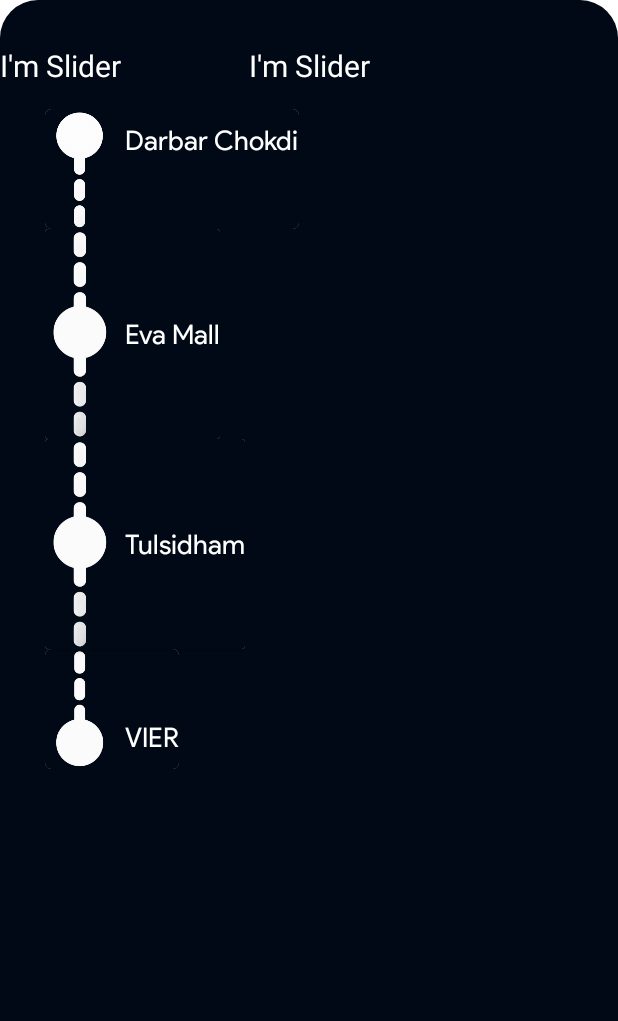
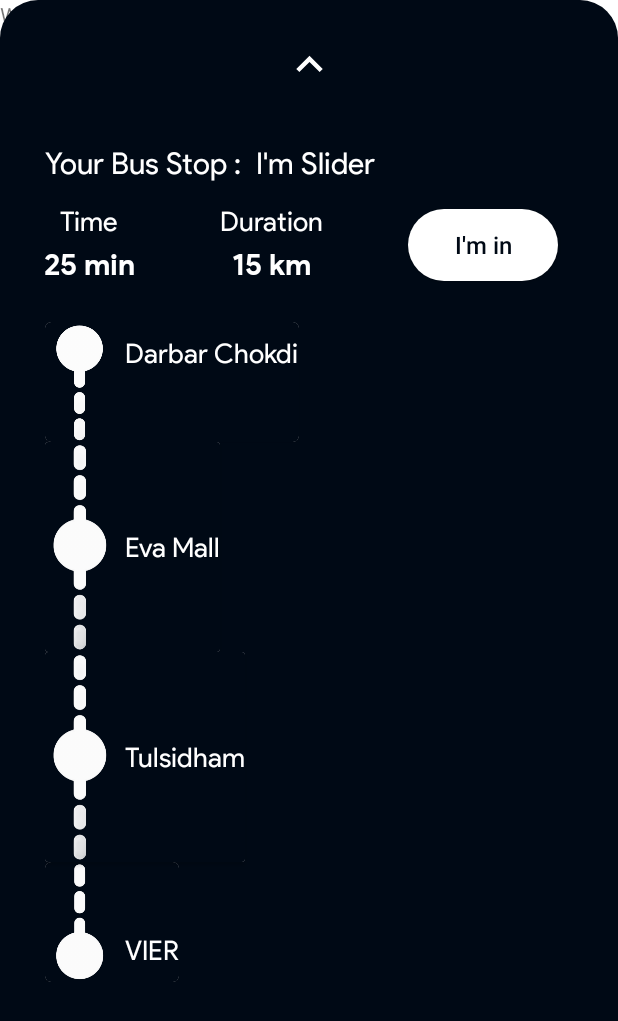
Before and after one commit to HRD-2000/WhereIsMyBus, an Android app: the MapsRoute screen opened directly, with no data from a screen before it, on a phone screen of 412 x 824 dp. Shown: the top 1021 px of the screen. Run offline under Robolectric (Android 15) with nearby library versions, the phone set to English and light mode, and no system bars; our stand-ins replace ButterKnife; plain views replace SlidingUpPanelLayout.

Commit message:
commit by deep

```diff
--- /dev/null
+++ b/app/src/main/res/drawable/ic_baseline_keyboard_arrow_up_24.xml
@@ -0,0 +1,5 @@
+<vector android:height="24dp" android:tint="#FFFFFF"
+    android:viewportHeight="24" android:viewportWidth="24"
+    android:width="24dp" xmlns:android="http://schemas.android.com/apk/res/android">
+    <path android:fillColor="@android:color/white" android:pathData="M7.41,15.41L12,10.83l4.59,4.58L18,14l-6,-6 -6,6z"/>
+</vector>
--- /dev/null
+++ b/app/src/main/res/drawable/slide_btn_bg.xml
@@ -0,0 +1,11 @@
+<?xml version="1.0" encoding="utf-8"?>
+<shape xmlns:android="http://schemas.android.com/apk/res/android"
+    android:shape="rectangle">
+
+    <solid android:color="@color/white"
+        />
+    <corners
+        android:radius="25dp"
+        />
+
+</shape>
--- a/app/src/main/res/layout/activity_maps_route.xml
+++ b/app/src/main/res/layout/activity_maps_route.xml
@@ -12,7 +12,7 @@
     sothree:umanoShadowHeight="4dp"
     tools:context=".MapsRoute">
 
-    <!--
+    <!--  -->
     <fragment
         android:id="@+id/map"
         android:name="com.google.android.gms.maps.SupportMapFragment"
@@ -21,41 +21,134 @@
         tools:context=".MapsActivity"
         tools:layout="@layout/activity_maps">
 
-    </fragment> -->
+    </fragment>
+
 
     <androidx.constraintlayout.widget.ConstraintLayout
         android:layout_width="match_parent"
         android:layout_height="match_parent"
         android:background="@drawable/slider_background">
 
+        <ImageView
+            android:id="@+id/up_site_hint"
+            android:layout_width="35dp"
+            android:layout_height="35dp"
+            android:layout_marginTop="25dp"
+            android:src="@drawable/ic_baseline_keyboard_arrow_up_24"
+            sothree:layout_constraintEnd_toEndOf="parent"
+            sothree:layout_constraintStart_toStartOf="parent"
+            sothree:layout_constraintTop_toTopOf="parent" />
+
+        <TextView
+            android:id="@+id/textView7"
+            android:layout_width="wrap_content"
+            android:layout_height="wrap_content"
+            android:layout_marginStart="30dp"
+            android:fontFamily="@font/product_sans_regular"
+            android:text="Your Bus Stop : "
+            android:textColor="@color/white"
+            android:textSize="20dp"
+            android:layout_marginTop="36dp"
+            sothree:layout_constraintStart_toStartOf="parent"
+            sothree:layout_constraintTop_toBottomOf="@+id/up_site_hint" />
+
         <TextView
             android:id="@+id/textView6"
             android:layout_width="wrap_content"
             android:layout_height="wrap_content"
-            android:layout_marginTop="30dp"
+            android:fontFamily="@font/product_sans_regular"
             android:text="I'm Slider"
+            android:layout_marginStart="5dp"
             android:textColor="@color/white"
             android:textSize="20dp"
-            sothree:layout_constraintEnd_toEndOf="parent"
-            sothree:layout_constraintStart_toStartOf="parent"
-            sothree:layout_constraintTop_toTopOf="parent">
+            sothree:layout_constraintBottom_toBottomOf="@+id/textView7"
+            sothree:layout_constraintStart_toEndOf="@+id/textView7"
+            sothree:layout_constraintTop_toTopOf="@+id/textView7">
 
         </TextView>
+
+        <TextView
+            android:id="@+id/time_tv_heading"
+            android:layout_width="wrap_content"
+            android:layout_height="wrap_content"
+            android:fontFamily="@font/product_sans_regular"
+            android:text="Time"
+            android:textColor="@color/white"
+            android:textSize="18dp"
+            android:layout_marginStart="40dp"
+            android:layout_marginTop="15dp"
+            sothree:layout_constraintStart_toStartOf="parent"
+            sothree:layout_constraintTop_toBottomOf="@id/textView6" />
+
+        <TextView
+            android:id="@+id/time_tv"
+            android:layout_width="wrap_content"
+            android:layout_height="wrap_content"
+            android:fontFamily="@font/product_sans_bold"
+            android:text="25 min"
+            android:textColor="@color/white"
+            android:textSize="20dp"
+            android:layout_marginTop="5dp"
+            sothree:layout_constraintEnd_toEndOf="@+id/time_tv_heading"
+            sothree:layout_constraintStart_toStartOf="@+id/time_tv_heading"
+            sothree:layout_constraintTop_toBottomOf="@+id/time_tv_heading" />
+
+        <TextView
+            android:id="@+id/duration_tv_heading"
+            android:layout_width="wrap_content"
+            android:layout_height="wrap_content"
+            android:layout_marginTop="15dp"
+            android:fontFamily="@font/product_sans_regular"
+            android:text="Duration"
+            android:textColor="@color/white"
+            android:textSize="18dp"
+            sothree:layout_constraintEnd_toStartOf="@+id/appCompatButton"
+            sothree:layout_constraintStart_toEndOf="@+id/time_tv"
+            sothree:layout_constraintTop_toBottomOf="@+id/textView6" />
+
+        <TextView
+            android:id="@+id/duration_tv"
+            android:layout_width="wrap_content"
+            android:layout_height="wrap_content"
+            android:layout_marginTop="5dp"
+            android:fontFamily="@font/product_sans_bold"
+            android:text="15 km"
+            android:textColor="@color/white"
+            android:textSize="20dp"
+            sothree:layout_constraintEnd_toEndOf="@+id/duration_tv_heading"
+            sothree:layout_constraintStart_toStartOf="@+id/duration_tv_heading"
+            sothree:layout_constraintTop_toBottomOf="@+id/duration_tv_heading" />
+
+        <androidx.appcompat.widget.AppCompatButton
+            android:id="@+id/appCompatButton"
+            android:layout_width="100dp"
+            android:layout_height="wrap_content"
+            android:layout_marginEnd="40dp"
+            android:background="@drawable/slide_btn_bg"
+            android:text="I'm in"
+            android:textAllCaps="false"
+            android:textColor="@color/black"
+            android:textSize="16dp"
+            sothree:layout_constraintBottom_toBottomOf="@+id/duration_tv"
+            sothree:layout_constraintEnd_toEndOf="parent"
+            sothree:layout_constraintTop_toTopOf="@+id/duration_tv_heading" />
+
 
         <androidx.recyclerview.widget.RecyclerView
             android:id="@+id/recyclerView_routes"
             android:layout_width="match_parent"
             android:layout_height="0dp"
             android:layout_marginStart="30sp"
-            android:layout_marginTop="15dp"
+            android:layout_marginTop="25dp"
             sothree:layout_constraintEnd_toEndOf="parent"
+            sothree:layout_constraintHorizontal_bias="0.0"
             sothree:layout_constraintStart_toStartOf="parent"
-            sothree:layout_constraintTop_toBottomOf="@+id/textView6" />
+            sothree:layout_constraintTop_toBottomOf="@+id/duration_tv" />
 
     </androidx.constraintlayout.widget.ConstraintLayout>
 
 
-
+    <!--
     <TextView
           android:layout_width="wrap_content"
           android:layout_height="wrap_content"
@@ -68,7 +161,7 @@
           sothree:layout_constraintStart_toStartOf="parent"
           sothree:layout_constraintTop_toTopOf="parent">
 
-      </TextView>
+      </TextView> -->
 
 
 
```
